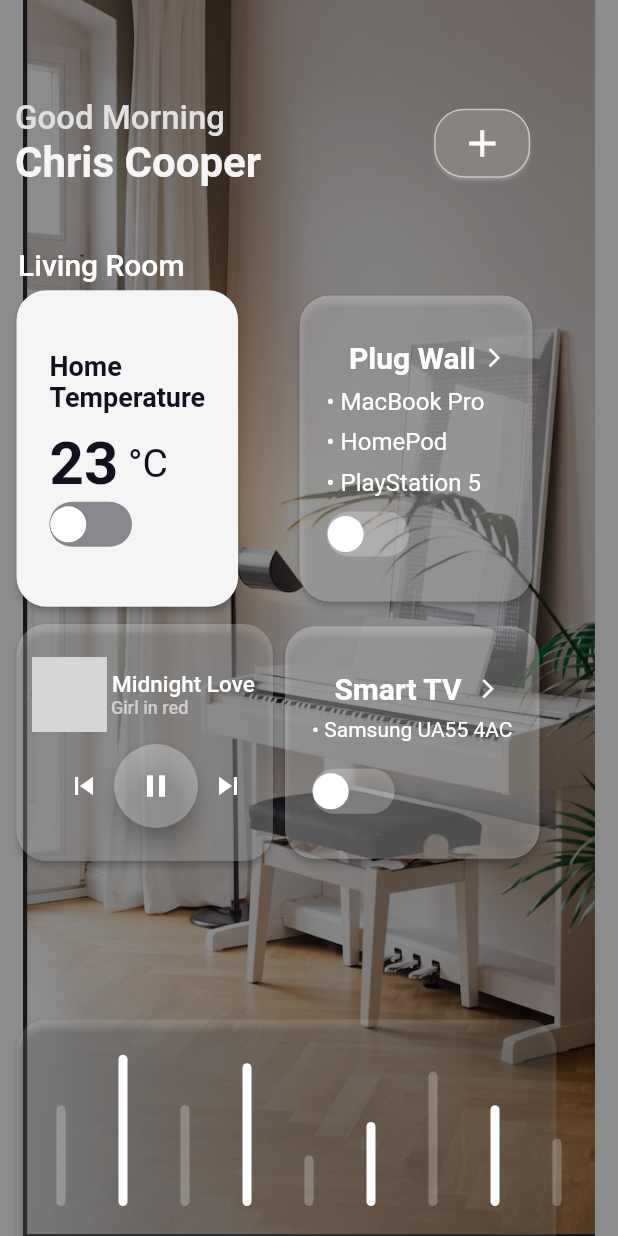
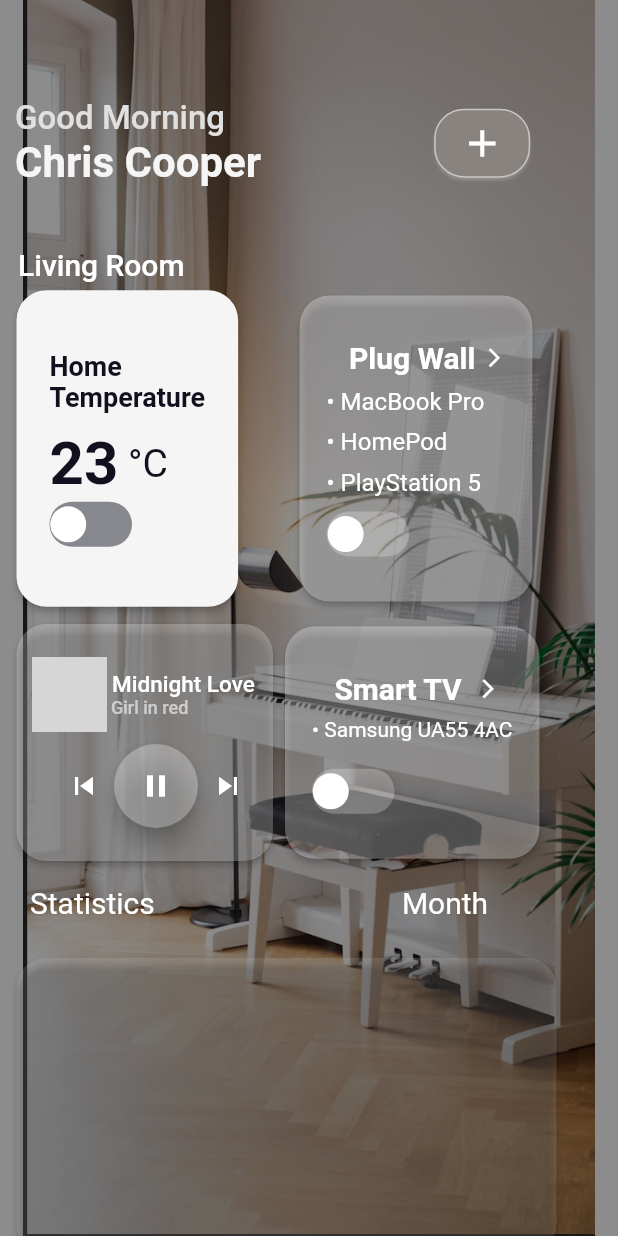
Before and after one commit to Harshak50/Smart_Home, a Flutter app: the screen it shows after launch, on a phone screen of 412 x 824 dp. Run offline on Flutter 3.47's test engine with Material 2 defaults, Android fonts, the phone set to English and light mode, and no system bars; drawn by our look-alikes of fl_chart, flutter_switch; network calls fail; grey boxes are pictures that could not be loaded.

Commit message:
UI updates

```diff
--- a/lib/screens/home_screen.dart
+++ b/lib/screens/home_screen.dart
@@ -1,4 +1,3 @@
-
 import 'package:fl_chart/fl_chart.dart';
 import 'package:flutter/material.dart';
 import 'package:flutter_switch/flutter_switch.dart';
@@ -25,8 +24,7 @@ class _HomeScreenState extends State<HomeScreen> {
       leftTitles: SideTitles(showTitles: false),
       topTitles: SideTitles(showTitles: false),
       rightTitles: SideTitles(showTitles: false),
-        bottomTitles: SideTitles(showTitles: false)
-      );
+      bottomTitles: SideTitles(showTitles: false));
 
   FlBorderData get borderData => FlBorderData(
         show: false,
@@ -35,50 +33,61 @@ class _HomeScreenState extends State<HomeScreen> {
         ),
       );
 
-
-
   List<BarChartGroupData> get barGroups => [
         BarChartGroupData(
           x: 0,
-          barRods: [ BarChartRodData( y: 6, colors: [Colors.white24],width: 6)],
+          barRods: [
+            BarChartRodData(y: 6, colors: [Colors.white24], width: 6)
+          ],
         ),
         BarChartGroupData(
           x: 0,
-          barRods: [ BarChartRodData( y: 9, colors: [Colors.white],width: 6)],
+          barRods: [
+            BarChartRodData(y: 9, colors: [Colors.white], width: 6)
+          ],
         ),
         BarChartGroupData(
           x: 0,
-          barRods: [ BarChartRodData( y: 6, colors: [Colors.white24],width: 6)],
+          barRods: [
+            BarChartRodData(y: 6, colors: [Colors.white24], width: 6)
+          ],
         ),
         BarChartGroupData(
           x: 0,
-          barRods: [ BarChartRodData( y: 8.5, colors: [Colors.white],width: 6)],
+          barRods: [
+            BarChartRodData(y: 8.5, colors: [Colors.white], width: 6)
+          ],
         ),
         BarChartGroupData(
           x: 0,
-          barRods: [ BarChartRodData( y: 3, colors: [Colors.white24],width: 6)],
-),
-
-BarChartGroupData(
-          x: 0,
-          barRods: [ BarChartRodData( y: 5, colors: [Colors.white],width: 6)],
+          barRods: [
+            BarChartRodData(y: 3, colors: [Colors.white24], width: 6)
+          ],
         ),
         BarChartGroupData(
           x: 0,
-          barRods: [ BarChartRodData( y: 8, colors: [Colors.white24],width: 6)],
-),
-
-BarChartGroupData(
-          x: 0,
-          barRods: [ BarChartRodData( y: 6, colors: [Colors.white],width: 6)],
+          barRods: [
+            BarChartRodData(y: 5, colors: [Colors.white], width: 6)
+          ],
         ),
         BarChartGroupData(
           x: 0,
-          barRods: [ BarChartRodData( y: 4, colors: [Colors.white24],width: 6)],
+          barRods: [
+            BarChartRodData(y: 8, colors: [Colors.white24], width: 6)
+          ],
         ),
-
-
-
+        BarChartGroupData(
+          x: 0,
+          barRods: [
+            BarChartRodData(y: 6, colors: [Colors.white], width: 6)
+          ],
+        ),
+        BarChartGroupData(
+          x: 0,
+          barRods: [
+            BarChartRodData(y: 4, colors: [Colors.white24], width: 6)
+          ],
+        ),
       ];
 
   Widget build(BuildContext context) {
@@ -465,8 +474,34 @@ BarChartGroupData(
             ),
           ),
 
+
           Positioned(
-            top: size.height * 0.82,
+              height: size.height * 1.46,
+              left: 20,
+              child: Row(
+                children: [
+                  Text(
+                    "Statistics",
+                    style: TextStyle(
+                        color: Colors.white,
+                        fontWeight: FontWeight.w400,
+                        fontSize: 20),
+                  ),
+                  SizedBox(
+                    width: size.height * 0.2,
+                  ),
+                  Text(
+                    "Month",
+                    style: TextStyle(
+                        color: Colors.white,
+                        fontWeight: FontWeight.w400,
+                        fontSize: 20),
+                  ),
+                ],
+              )),
+
+               Positioned(
+            top: size.height * 0.77,
             left: 7,
             child: Container(
               child: Card(
@@ -477,34 +512,30 @@ BarChartGroupData(
                 ),
                 child: Padding(
                   padding:
-                      const EdgeInsets.symmetric(vertical: 99, horizontal:180),
-                      child: SizedBox(height: 50,),
+                      const EdgeInsets.symmetric(vertical: 99, horizontal: 180),
+                  child: SizedBox(),
                 ),
               ),
             ),
           ),
-          Positioned(
-            child: Padding(
-              padding: const EdgeInsets.all(20.0),
-              child: BarChart(
-                BarChartData(
-                  barTouchData: barTouchData,
-                  titlesData: titlesData,
-                  borderData: borderData,
-                  gridData: FlGridData(show: false),
-                  barGroups: barGroups,
-                  alignment: BarChartAlignment.spaceAround,
-                  maxY: 70,
-                ),
-              ),
-            ),
-          ),
-          Positioned(
-            height: size.height * 0.9,
-            child: Container(
-              color: Colors.green,
-            ),
-          )
+
+          //  Positioned(
+
+          //   child: Padding(
+          //     padding: const EdgeInsets.all(20.0),
+          //     child: BarChart(
+          //       BarChartData(
+          //         barTouchData: barTouchData,
+          //         titlesData: titlesData,
+          //         borderData: borderData,
+          //         gridData: FlGridData(show: false),
+          //         barGroups: barGroups,
+          //         alignment: BarChartAlignment.spaceAround,
+          //         maxY: 70,
+          //       ),
+          //     ),
+          //   ),
+          // ),
         ],
       ),
     );
```
Also changed, not shown: assets/ss1.png (added), assets/ss2.png (added), 1 other file. Lines whose indentation alone changed are shown as unchanged.
